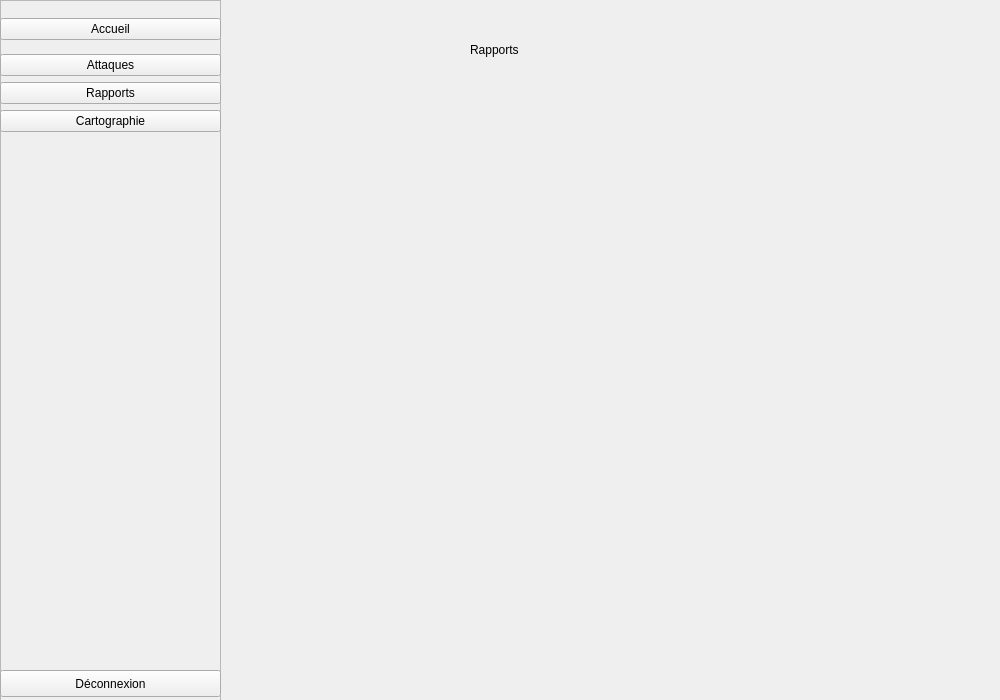
Qt form frontend/ui/rapports.ui (Pauldechassey/Minatt-ck) before a commit.
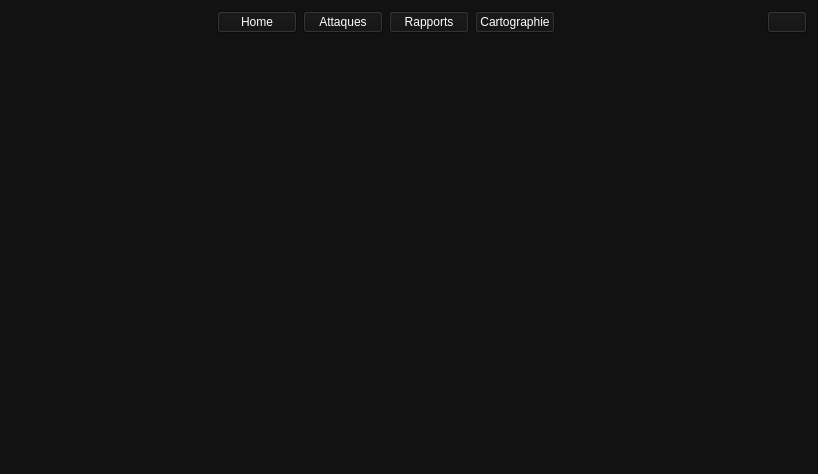
The same form after that commit. Icons and pictures are not drawn.

Commit message: Modif aperçu, clear après deconnexion, bouton deconnexion

What changed in the file:
```diff
--- a/frontend/ui/rapports.ui
+++ b/frontend/ui/rapports.ui
@@ -6,99 +6,148 @@
    <rect>
     <x>0</x>
     <y>0</y>
-    <width>1000</width>
-    <height>700</height>
+    <width>818</width>
+    <height>474</height>
    </rect>
   </property>
   <property name="windowTitle">
    <string>Form</string>
   </property>
-  <widget class="QFrame" name="frame">
-   <property name="geometry">
-    <rect>
-     <x>0</x>
-     <y>0</y>
-     <width>221</width>
-     <height>701</height>
-    </rect>
-   </property>
-   <property name="frameShape">
-    <enum>QFrame::StyledPanel</enum>
-   </property>
-   <property name="frameShadow">
-    <enum>QFrame::Raised</enum>
-   </property>
-   <widget class="QPushButton" name="pushButtonDeconnexionRapports">
-    <property name="geometry">
-     <rect>
-      <x>0</x>
-      <y>670</y>
-      <width>221</width>
-      <height>27</height>
-     </rect>
-    </property>
-    <property name="text">
-     <string>Déconnexion</string>
-    </property>
-   </widget>
-   <widget class="QWidget" name="">
-    <property name="geometry">
-     <rect>
-      <x>0</x>
-      <y>10</y>
-      <width>221</width>
-      <height>130</height>
-     </rect>
-    </property>
-    <layout class="QVBoxLayout" name="verticalLayout">
+  <property name="styleSheet">
+   <string notr="true">background-color: #121212;
+color: white;
+</string>
+  </property>
+  <layout class="QGridLayout" name="gridLayout_2">
+   <item row="0" column="0">
+    <layout class="QHBoxLayout" name="horizontalLayout">
      <item>
-      <widget class="QPushButton" name="pushButtonOngletAccueilRapports">
+      <spacer name="horizontalSpacer">
+       <property name="orientation">
+        <enum>Qt::Horizontal</enum>
+       </property>
+       <property name="sizeHint" stdset="0">
+        <size>
+         <width>40</width>
+         <height>20</height>
+        </size>
+       </property>
+      </spacer>
+     </item>
+     <item>
+      <widget class="QPushButton" name="pushButtonHomeRapports">
        <property name="text">
-        <string>Accueil</string>
+        <string>Home</string>
        </property>
       </widget>
      </item>
      <item>
-      <layout class="QVBoxLayout" name="verticalLayout_2">
-       <item>
-        <widget class="QPushButton" name="pushButtonOnglet1Rapports">
-         <property name="text">
-          <string>Attaques</string>
-         </property>
-        </widget>
-       </item>
-       <item>
-        <widget class="QPushButton" name="pushButtonOnglet2Rapports">
-         <property name="text">
-          <string>Rapports</string>
-         </property>
-        </widget>
-       </item>
-       <item>
-        <widget class="QPushButton" name="pushButtonOnglet3Rapports">
-         <property name="text">
-          <string>Cartographie</string>
-         </property>
-        </widget>
-       </item>
-      </layout>
+      <widget class="QPushButton" name="pushButtonAttaquesRapports">
+       <property name="text">
+        <string>Attaques</string>
+       </property>
+      </widget>
      </item>
+     <item>
+      <widget class="QPushButton" name="pushButtonRapportsRapports">
+       <property name="text">
+        <string>Rapports</string>
+       </property>
+      </widget>
+     </item>
+     <item>
+      <widget class="QPushButton" name="pushButtonCartographieRapports">
+       <property name="text">
+        <string>Cartographie</string>
+       </property>
+      </widget>
+     </item>
+     <item>
+      <spacer name="horizontalSpacer_2">
+       <property name="orientation">
+        <enum>Qt::Horizontal</enum>
+       </property>
+       <property name="sizeHint" stdset="0">
+        <size>
+         <width>40</width>
+         <height>20</height>
+        </size>
+       </property>
+      </spacer>
+     </item>
+     <item>
+      <widget class="QPushButton" name="pushButtonDeconnexionRapports">
+       <property name="text">
+        <string/>
+       </property>
+       <property name="icon">
+        <iconset>
+         <normaloff>../../../../Downloads/image.png</normaloff>../../../../Downloads/image.png</iconset>
+       </property>
+       <property name="iconSize">
+        <size>
+         <width>32</width>
+         <height>32</height>
+        </size>
+       </property>
+      </widget>
+     </item>
     </layout>
-   </widget>
-  </widget>
-  <widget class="QLabel" name="labelRapports">
-   <property name="geometry">
-    <rect>
-     <x>470</x>
-     <y>40</y>
-     <width>66</width>
-     <height>19</height>
-    </rect>
-   </property>
-   <property name="text">
-    <string>Rapports</string>
-   </property>
-  </widget>
+   </item>
+   <item row="1" column="0">
+    <spacer name="verticalSpacer">
+     <property name="orientation">
+      <enum>Qt::Vertical</enum>
+     </property>
+     <property name="sizeHint" stdset="0">
+      <size>
+       <width>20</width>
+       <height>40</height>
+      </size>
+     </property>
+    </spacer>
+   </item>
+   <item row="2" column="0">
+    <spacer name="verticalSpacer_2">
+     <property name="orientation">
+      <enum>Qt::Vertical</enum>
+     </property>
+     <property name="sizeHint" stdset="0">
+      <size>
+       <width>20</width>
+       <height>40</height>
+      </size>
+     </property>
+    </spacer>
+   </item>
+   <item row="3" column="0">
+    <layout class="QGridLayout" name="gridLayout">
+     <item row="0" column="0">
+      <widget class="QFrame" name="frame">
+       <property name="frameShape">
+        <enum>QFrame::StyledPanel</enum>
+       </property>
+       <property name="frameShadow">
+        <enum>QFrame::Raised</enum>
+       </property>
+       <widget class="QLabel" name="labelRapports">
+        <property name="geometry">
+         <rect>
+          <x>430</x>
+          <y>110</y>
+          <width>91</width>
+          <height>31</height>
+         </rect>
+        </property>
+        <property name="text">
+         <string>Rapports</string>
+        </property>
+       </widget>
+      </widget>
+     </item>
+    </layout>
+   </item>
+  </layout>
  </widget>
  <resources/>
  <connections/>
```
The commit also changes 12 other files.
